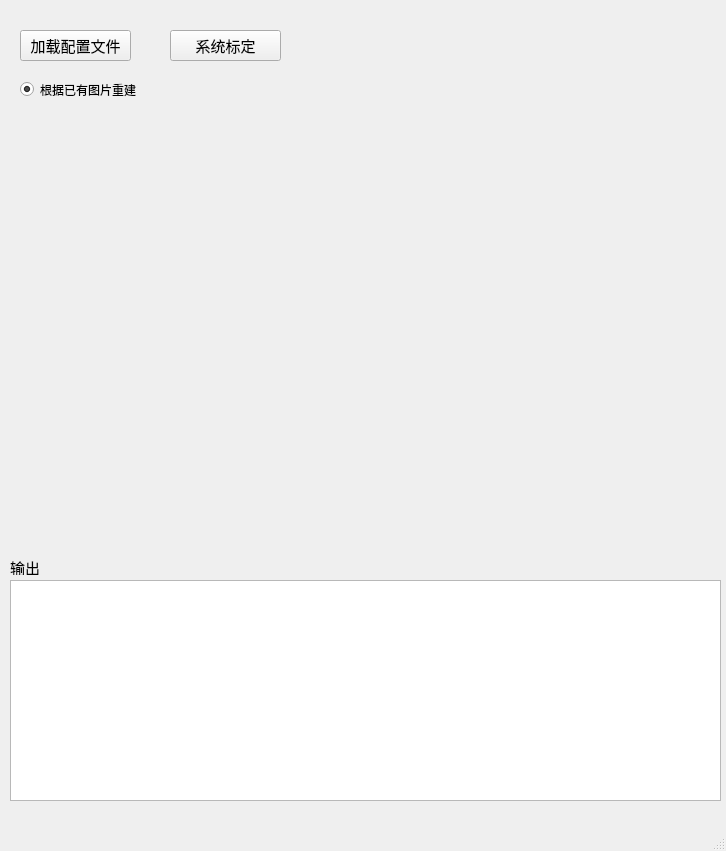
Old version of the form mainwindow.ui in the repository irenjie/Phase-Measuring-Deflectometry.
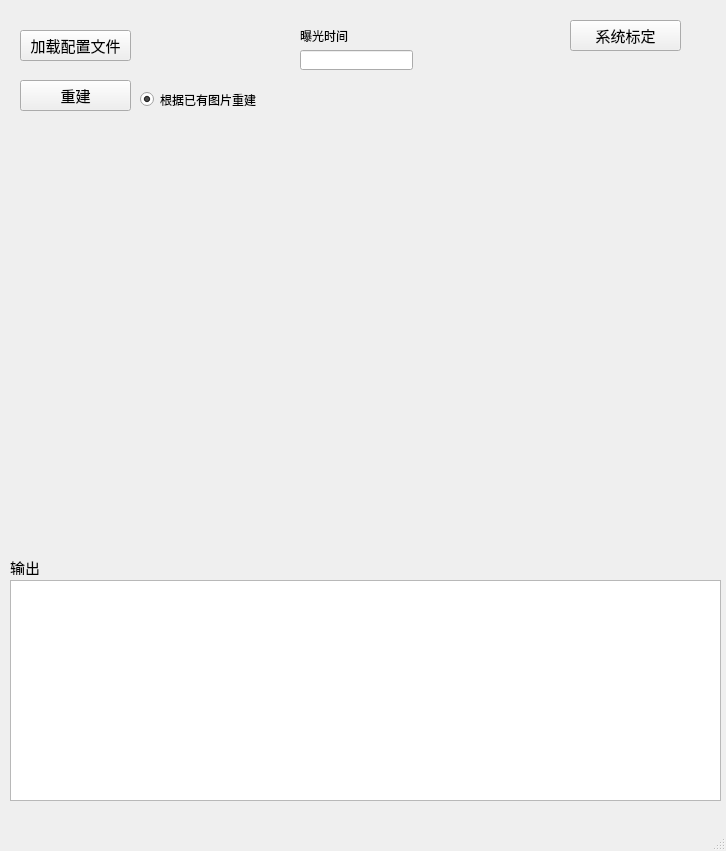
New version of the form.

What changed in the file:
```diff
--- a/mainwindow.ui
+++ b/mainwindow.ui
@@ -68,8 +68,8 @@
    <widget class="QRadioButton" name="pics_Exist_radio">
     <property name="geometry">
      <rect>
-      <x>20</x>
-      <y>80</y>
+      <x>140</x>
+      <y>90</y>
       <width>151</width>
       <height>19</height>
      </rect>
@@ -84,8 +84,8 @@
    <widget class="QPushButton" name="sys_calib_Button">
     <property name="geometry">
      <rect>
-      <x>170</x>
-      <y>30</y>
+      <x>570</x>
+      <y>20</y>
       <width>111</width>
       <height>31</height>
      </rect>
@@ -99,6 +99,47 @@
      <string>系统标定</string>
     </property>
    </widget>
+   <widget class="QPushButton" name="reconstruction_Button">
+    <property name="geometry">
+     <rect>
+      <x>20</x>
+      <y>80</y>
+      <width>111</width>
+      <height>31</height>
+     </rect>
+    </property>
+    <property name="font">
+     <font>
+      <pointsize>11</pointsize>
+     </font>
+    </property>
+    <property name="text">
+     <string>重建</string>
+    </property>
+   </widget>
+   <widget class="QLabel" name="label_2">
+    <property name="geometry">
+     <rect>
+      <x>300</x>
+      <y>30</y>
+      <width>54</width>
+      <height>12</height>
+     </rect>
+    </property>
+    <property name="text">
+     <string>曝光时间</string>
+    </property>
+   </widget>
+   <widget class="QLineEdit" name="exposure_Edit">
+    <property name="geometry">
+     <rect>
+      <x>300</x>
+      <y>50</y>
+      <width>113</width>
+      <height>20</height>
+     </rect>
+    </property>
+   </widget>
   </widget>
   <widget class="QMenuBar" name="menubar">
    <property name="geometry">
```
Left out of the diff: 2 changed lines with no effect on the pictures.
